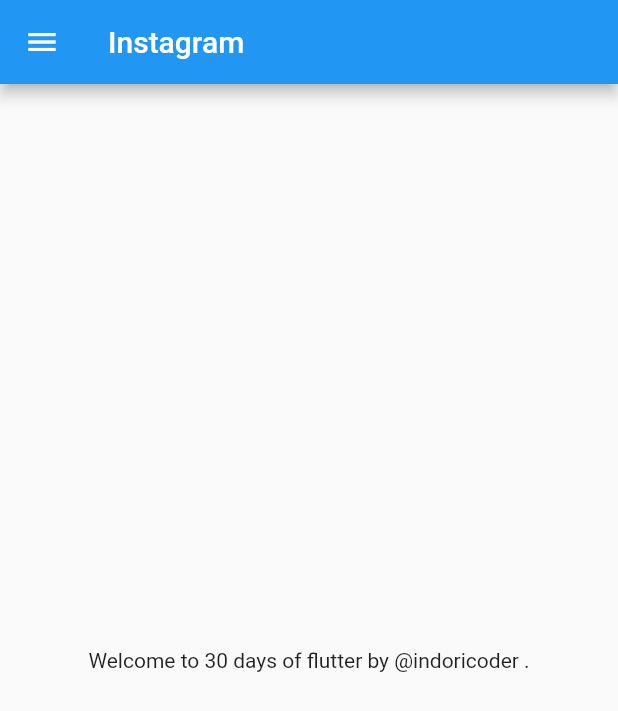
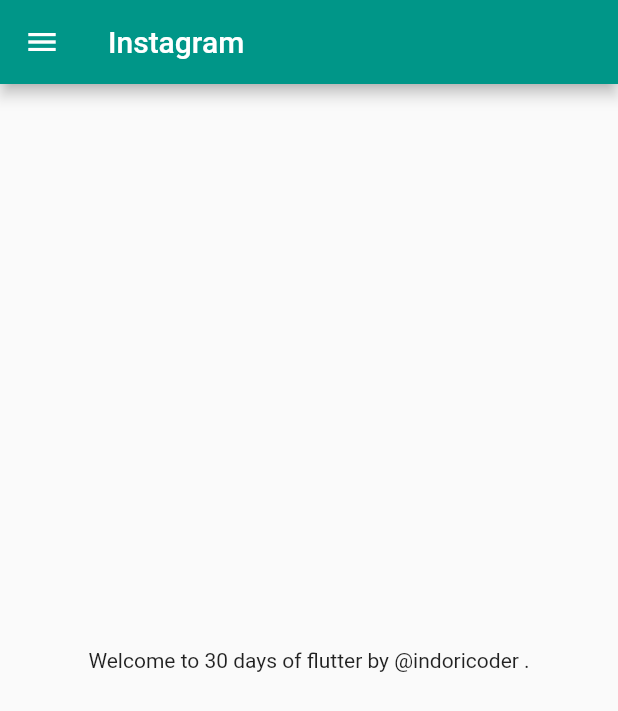
Before and after one commit to sujal03/flutter_application_3, a Flutter app: the screen it shows after launch, on a phone screen of 412 x 824 dp. Shown: the top 711 px of the screen. Run offline on Flutter 3.47's test engine with Material 2 defaults, Android fonts, the phone set to English and light mode, and no system bars.

Commit message:
day 3 completed

```diff
--- a/lib/main.dart
+++ b/lib/main.dart
@@ -1,5 +1,6 @@
 import 'package:flutter/material.dart';
-import 'package:flutter_application_3/home_page.dart';
+import 'package:flutter_application_3/pages/home_page.dart';
+import 'package:flutter_application_3/pages/login_page.dart';
 
 void main() {
   runApp(MyApp());
@@ -9,7 +10,15 @@ class MyApp extends StatelessWidget {
   @override
   Widget build(BuildContext context) {
     return MaterialApp(
-      home: HomePage(),
+      themeMode: ThemeMode.light,
+      theme: ThemeData(primarySwatch: Colors.teal),
+      darkTheme: ThemeData(brightness: Brightness.dark),
+      initialRoute: "/home",
+      routes: {
+        "/": (context) => LoginPage(),
+        "/home": (context) => HomePage(),
+        "/login": (context) => LoginPage(),
+      },
     );
   }
 }
```
Also changed, not shown: lib/pages/login_page.dart (added, +19 -0 lines), lib/pages/home_page.dart (renamed from lib/home_page.dart).
